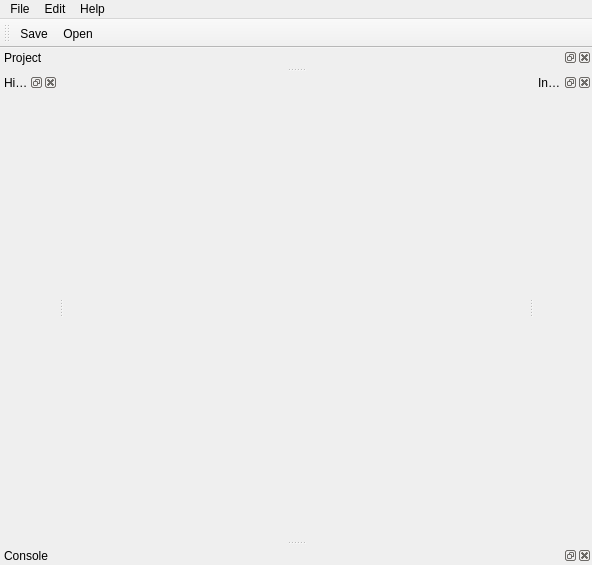
The window that Project1-Qt/mainwindow.ui (manelmourelo/Project1-Qt-Advanced-Graphics-Programming) describes before a commit, drawn with Qt 5.
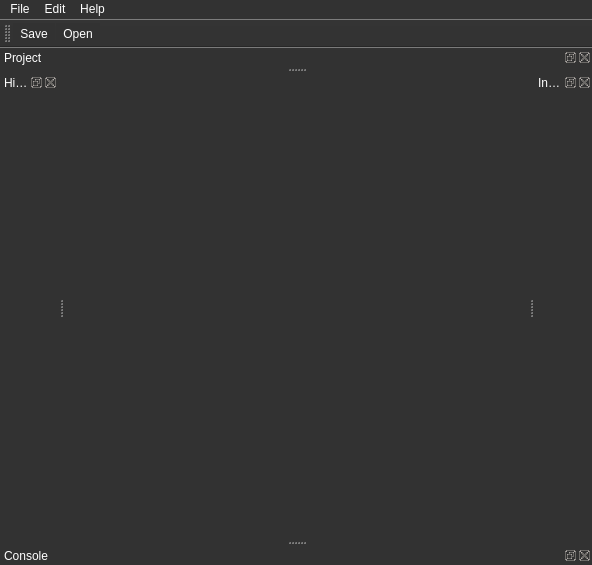
The same window after the commit. Icons and pictures are not drawn.

Commit message: Window style changed

What changed in the file:
```diff
--- a/Project1-Qt/mainwindow.ui
+++ b/Project1-Qt/mainwindow.ui
@@ -13,6 +13,11 @@
   <property name="windowTitle">
    <string>MainWindow</string>
   </property>
+  <property name="styleSheet">
+   <string notr="true">background-color: rgb(50, 50, 50);
+font: 10pt &quot;Tahoma&quot;;
+color: white;</string>
+  </property>
   <widget class="QWidget" name="centralWidget"/>
   <widget class="QMenuBar" name="menuBar">
    <property name="geometry">
@@ -20,7 +25,7 @@
      <x>0</x>
      <y>0</y>
      <width>592</width>
-     <height>20</height>
+     <height>21</height>
     </rect>
    </property>
    <widget class="QMenu" name="menuMain_Window">
```
